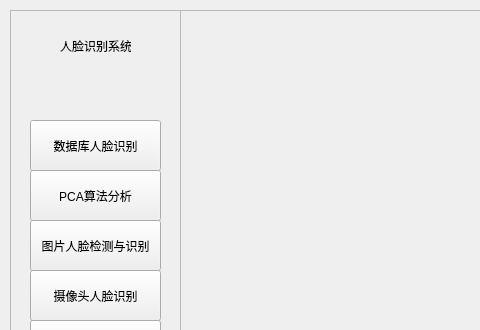
alittlealone/eigenfaceRecognition, file UIDesignByDraggingInQt/mainwindow.ui: the form before one commit; both pictures show x 0 to 480 and y 0 to 330 of the 743 by 493 pixel window.
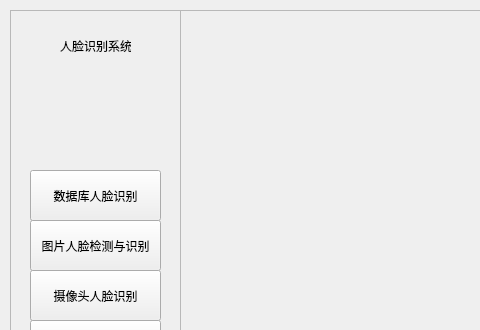
The form after the commit.

Diff of the .ui file:
```diff
--- a/UIDesignByDraggingInQt/mainwindow.ui
+++ b/UIDesignByDraggingInQt/mainwindow.ui
@@ -46,7 +46,7 @@
      <property name="geometry">
       <rect>
        <x>20</x>
-       <y>110</y>
+       <y>160</y>
        <width>131</width>
        <height>51</height>
       </rect>
@@ -68,19 +68,6 @@
       <string>图片人脸检测与识别</string>
      </property>
     </widget>
-    <widget class="QPushButton" name="pushButton_2">
-     <property name="geometry">
-      <rect>
-       <x>20</x>
-       <y>160</y>
-       <width>131</width>
-       <height>51</height>
-      </rect>
-     </property>
-     <property name="text">
-      <string>PCA算法分析</string>
-     </property>
-    </widget>
     <widget class="QPushButton" name="pushButton_4">
      <property name="geometry">
       <rect>
```
